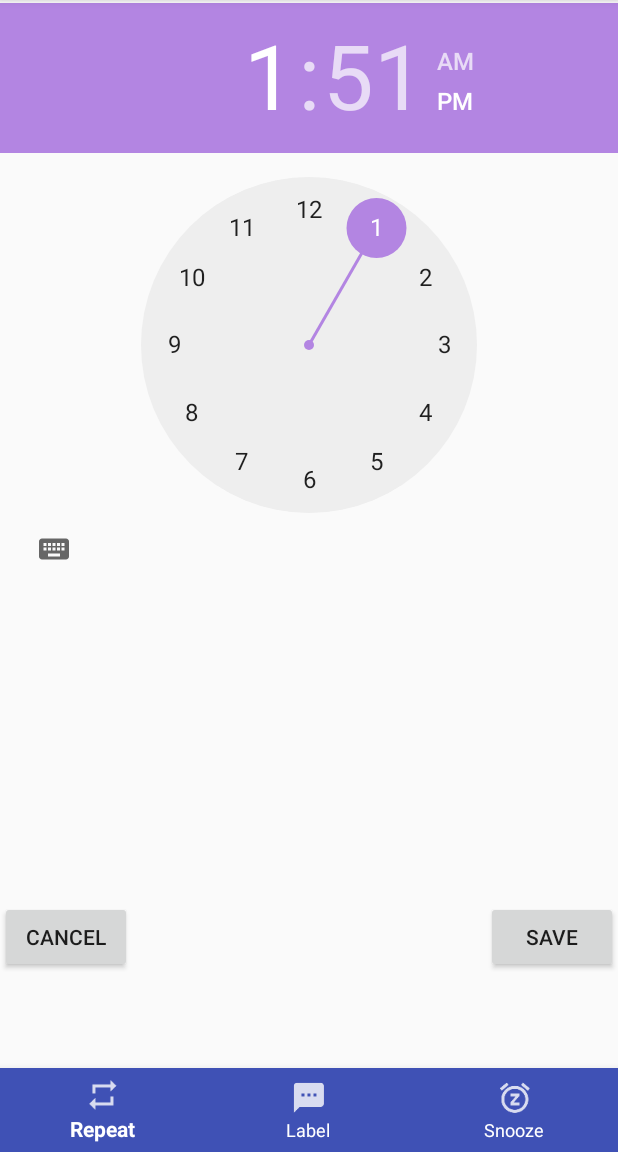
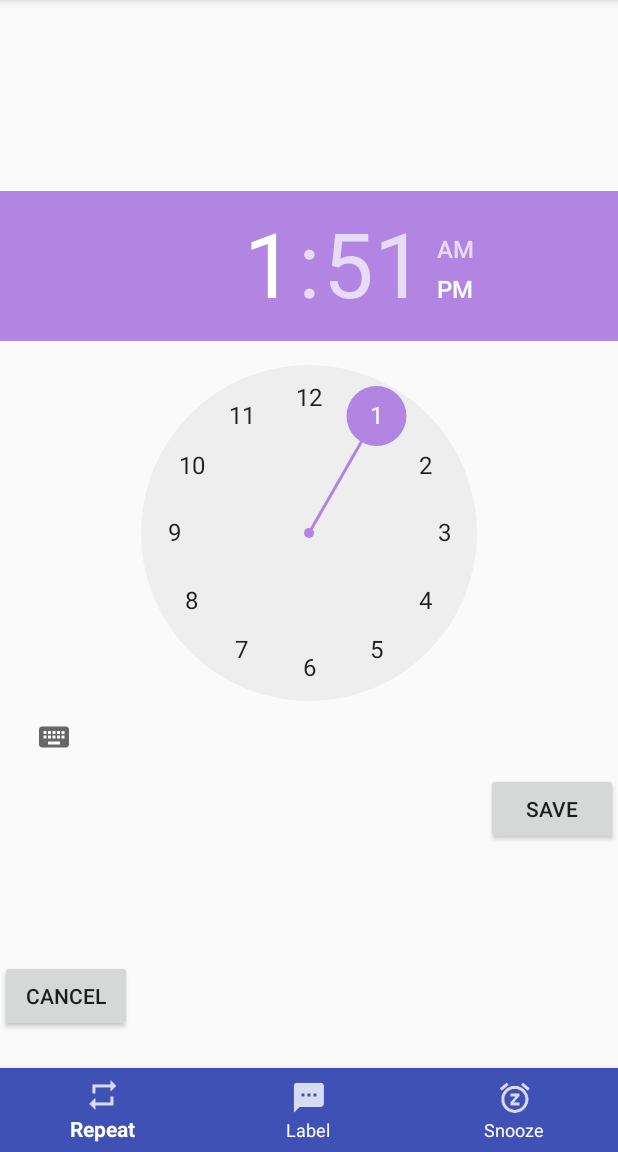
Before and after one commit to typedeferror/AlarmClock, an Android app: the AddAlarm screen opened directly, with no data from a screen before it, on a phone screen of 412 x 824 dp, the part 84-1236 px from its top. Run offline under Robolectric (Android 15) with nearby library versions, the phone set to English and light mode, and no system bars.

Commit message:
коммит N10
Пытался сделать список будильников, нашел вроде как идеальное решение этой проблемы но не в состоянии доделать уже, завтра утром доделаю и думаю завтра как минимум 3 таска закрою

```diff
--- a/app/src/main/AndroidManifest.xml
+++ b/app/src/main/AndroidManifest.xml
@@ -18,6 +18,7 @@
                 <category android:name="android.intent.category.LAUNCHER" />
             </intent-filter>
         </activity>
+
     </application>
 
 </manifest>
--- a/app/src/main/java/com/example/user/alarmclock/AddAlarm.java
+++ b/app/src/main/java/com/example/user/alarmclock/AddAlarm.java
@@ -1,5 +1,9 @@
 package com.example.user.alarmclock;
 
+import android.app.AlarmManager;
+import android.app.PendingIntent;
+import android.content.Intent;
+import android.os.SystemClock;
 import android.support.annotation.NonNull;
 import android.support.design.widget.BottomNavigationView;
 import android.support.v7.app.AppCompatActivity;
@@ -7,14 +11,20 @@ import android.os.Bundle;
 import android.view.MenuItem;
 import android.widget.Toast;
 
+import java.util.ArrayList;
+
+
 public class AddAlarm extends AppCompatActivity {
+
+    // private TextView time;
+
 
     @Override
     protected void onCreate(Bundle savedInstanceState) {
         super.onCreate(savedInstanceState);
         setContentView(R.layout.activity_add_alarm);
 
-        BottomNavigationView bottomNavigationView =(BottomNavigationView) findViewById(R.id.bottoms_settings);
+        BottomNavigationView bottomNavigationView = findViewById(R.id.bottoms_settings);
         bottomNavigationView.setOnNavigationItemSelectedListener(new BottomNavigationView.OnNavigationItemSelectedListener() {
             @Override
             public boolean onNavigationItemSelected(@NonNull MenuItem item) {
@@ -33,4 +43,47 @@ public class AddAlarm extends AppCompatActivity {
             }
         });
     }
+
+    //        TimePicker timePicker1 = findViewById(R.id.timePicker1);
+//        time = findViewById(R.id.withText);
+//       // Calendar calendar = Calendar.getInstance();
+//        int hour = timePicker1.getCurrentHour();
+//        int min = timePicker1.getCurrentMinute();
+//        showTime(hour, min);
+//    }
+//
+//    public void showTime(int hour, int min) {
+//        String format;
+//        if (hour == 0) {
+//            hour += 12;
+//            format = "AM";
+//        } else if (hour == 12) {
+//            format = "PM";
+//        } else if (hour > 12) {
+//            hour -= 12;
+//            format = "PM";
+//        } else {
+//            format = "AM";
+//        }
+//
+//        time.setText(new StringBuilder().append(hour).append(" : ").append(min)
+//                .append(" ").append(format));
+//    public static int broadcastCode = 0;
+//    AlarmManager mgrAlarm = (AlarmManager) this.getSystemService(ALARM_SERVICE);
+//    ArrayList<PendingIntent> intentArray = new ArrayList<>();
+//
+//            for(int i = 0; i < 10; ++i)
+//
+//    {
+//        Intent intent = new Intent(this, AlarmReceiver.class);
+//        PendingIntent pendingIntent = PendingIntent.getBroadcast(this, i, intent, 0);
+//        mgrAlarm.set(AlarmManager.ELAPSED_REALTIME_WAKEUP,
+//                SystemClock.elapsedRealtime() + 60000 * i,
+//                pendingIntent);
+//
+//        intentArray.add(pendingIntent);
+//        intent = new Intent(AddAlarm.this, AlarmReceiver.class);
+//        pendingIntent = PendingIntent.getBroadcast(AddAlarm.this, broadcastCode,intent, 0);
+//    }
+
 }
--- a/app/src/main/res/layout/activity_add_alarm.xml
+++ b/app/src/main/res/layout/activity_add_alarm.xml
@@ -1,5 +1,6 @@
 <?xml version="1.0" encoding="utf-8"?>
-<android.support.constraint.ConstraintLayout xmlns:android="http://schemas.android.com/apk/res/android"
+<android.support.constraint.ConstraintLayout
+    xmlns:android="http://schemas.android.com/apk/res/android"
     xmlns:app="http://schemas.android.com/apk/res-auto"
     xmlns:tools="http://schemas.android.com/tools"
     android:layout_width="match_parent"
@@ -8,9 +9,9 @@
     tools:layout_editor_absoluteY="81dp">
 
     <TimePicker
-        android:id="@+id/timePicker"
+        android:id="@+id/timePicker1"
         android:layout_width="wrap_content"
-        android:layout_height="0dp"
+        android:layout_height="wrap_content"
         android:layout_marginTop="2dp"
         app:layout_constraintBottom_toTopOf="@+id/cancel_alarm"
         app:layout_constraintStart_toStartOf="parent"
@@ -20,18 +21,18 @@
         android:id="@+id/cancel_alarm"
         android:layout_width="wrap_content"
         android:layout_height="wrap_content"
-        android:layout_marginBottom="119dp"
+        android:layout_marginBottom="80dp"
         android:text="@string/cancel"
         app:layout_constraintBottom_toBottomOf="parent"
-        app:layout_constraintStart_toStartOf="@+id/timePicker" />
+        app:layout_constraintStart_toStartOf="@+id/timePicker1" />
 
     <Button
         android:id="@+id/save_alarm"
         android:layout_width="wrap_content"
         android:layout_height="wrap_content"
         android:text="@string/save"
-        app:layout_constraintEnd_toEndOf="@+id/timePicker"
-        app:layout_constraintTop_toBottomOf="@+id/timePicker" />
+        app:layout_constraintEnd_toEndOf="@+id/timePicker1"
+        app:layout_constraintTop_toBottomOf="@+id/timePicker1" />
 
     <android.support.design.widget.BottomNavigationView
     android:id="@+id/bottoms_settings"
--- a/app/src/main/res/layout/activity_edit_alarm.xml
+++ b/app/src/main/res/layout/activity_edit_alarm.xml
@@ -1,5 +1,6 @@
 <?xml version="1.0" encoding="utf-8"?>
-<android.support.constraint.ConstraintLayout xmlns:android="http://schemas.android.com/apk/res/android"
+<android.support.constraint.ConstraintLayout
+    xmlns:android="http://schemas.android.com/apk/res/android"
     xmlns:app="http://schemas.android.com/apk/res-auto"
     xmlns:tools="http://schemas.android.com/tools"
     android:layout_width="match_parent"
--- a/app/src/main/res/layout/activity_main.xml
+++ b/app/src/main/res/layout/activity_main.xml
@@ -11,8 +11,8 @@
         android:id="@+id/but1"
         android:layout_width="wrap_content"
         android:layout_height="wrap_content"
+        android:onClick="activity_add_alarm"
         android:text="@string/add"
-        android:onClick="activity_add_alarm"
         app:layout_constraintEnd_toEndOf="parent"
         app:layout_constraintTop_toTopOf="parent" />
 
@@ -23,4 +23,5 @@
         android:text="@string/edit"
         app:layout_constraintStart_toStartOf="parent"
         app:layout_constraintTop_toTopOf="parent" />
+
 </android.support.constraint.ConstraintLayout>
--- a/app/src/main/res/menu/buttons_setting_main.xml
+++ b/app/src/main/res/menu/buttons_setting_main.xml
@@ -8,13 +8,15 @@
         android:title="@string/repeat"
         app:showAsAction="ifRoom"/>
 
-    <item android:id="@+id/action_label"
+    <item
+        android:id="@+id/action_label"
         android:enabled="true"
         android:icon="@drawable/ic_name_of_alarm"
         android:title="@string/label"
         app:showAsAction="ifRoom"/>
 
-    <item android:id="@+id/action_snooze"
+    <item
+        android:id="@+id/action_snooze"
         android:enabled="true"
         android:icon="@drawable/ic_snooze"
         android:title="@string/snooze"
--- /dev/null
+++ b/app/src/main/res/values/arrays.xml
@@ -0,0 +1,4 @@
+<?xml version="1.0" encoding="utf-8"?>
+<resources>
+    <string-array name="switch0">switch_preference</string-array>
+</resources>
--- a/app/src/main/res/values/strings.xml
+++ b/app/src/main/res/values/strings.xml
@@ -8,5 +8,7 @@
     <string name="repeat">Repeat</string>
     <string name="label">Label</string>
     <string name="snooze">Snooze</string>
+    <string name="firstAlarm">OFF</string>
+    <string name="switch_snooze">switchSnooze</string>
 
 </resources>
```
Also changed, not shown: app/src/main/java/com/example/user/alarmclock/AlarmReceiver.java (added, +13 -0 lines), app/src/main/java/com/example/user/alarmclock/MainActivity.java (+10 -1 lines), app/src/main/res/layout/switch_item.xml (added, +16 -0 lines), app/src/main/res/xml/preferences.xml (added, +10 -0 lines).
